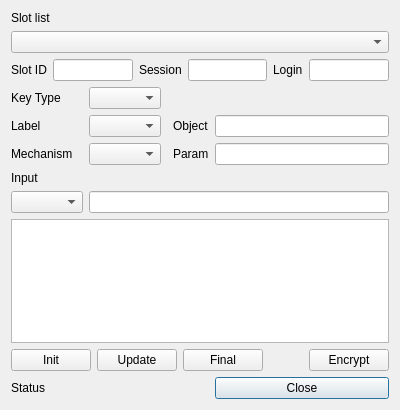
jykim74/CryptokiMan, file CryptokiMan/encrypt_dlg.ui: the form before one commit.
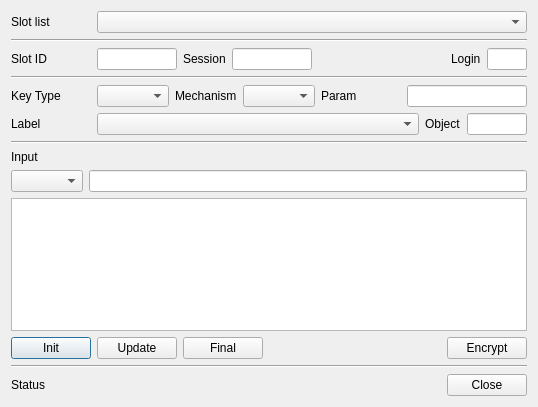
The form after the commit.

The edit to the form file:
```diff
--- a/CryptokiMan/encrypt_dlg.ui
+++ b/CryptokiMan/encrypt_dlg.ui
@@ -6,75 +6,78 @@
    <rect>
     <x>0</x>
     <y>0</y>
-    <width>400</width>
-    <height>410</height>
+    <width>538</width>
+    <height>407</height>
    </rect>
   </property>
   <property name="windowTitle">
    <string>Encrypt</string>
   </property>
-  <layout class="QGridLayout" name="gridLayout">
-   <item row="6" column="0">
-    <widget class="QLabel" name="label_4">
-     <property name="text">
-      <string>Input</string>
+  <layout class="QVBoxLayout" name="verticalLayout">
+   <item>
+    <layout class="QGridLayout" name="gridLayout">
+     <property name="topMargin">
+      <number>0</number>
      </property>
-    </widget>
+     <item row="0" column="1">
+      <widget class="QComboBox" name="mSlotsCombo">
+       <property name="sizePolicy">
+        <sizepolicy hsizetype="Preferred" vsizetype="Fixed">
+         <horstretch>1</horstretch>
+         <verstretch>0</verstretch>
+        </sizepolicy>
+       </property>
+      </widget>
+     </item>
+     <item row="0" column="0">
+      <widget class="QLabel" name="label">
+       <property name="minimumSize">
+        <size>
+         <width>80</width>
+         <height>0</height>
+        </size>
+       </property>
+       <property name="text">
+        <string>Slot list</string>
+       </property>
+      </widget>
+     </item>
+    </layout>
    </item>
-   <item row="0" column="0">
-    <widget class="QLabel" name="label">
-     <property name="text">
-      <string>Slot list</string>
+   <item>
+    <widget class="Line" name="line">
+     <property name="orientation">
+      <enum>Qt::Horizontal</enum>
      </property>
     </widget>
    </item>
-   <item row="3" column="1">
-    <widget class="QComboBox" name="mKeyTypeCombo"/>
-   </item>
-   <item row="4" column="1">
-    <widget class="QComboBox" name="mLabelCombo"/>
-   </item>
-   <item row="1" column="0" colspan="5">
-    <widget class="QComboBox" name="mSlotsCombo"/>
-   </item>
-   <item row="3" column="0">
-    <widget class="QLabel" name="label_2">
-     <property name="text">
-      <string>Key Type</string>
-     </property>
-    </widget>
-   </item>
-   <item row="4" column="4">
-    <widget class="QLineEdit" name="mObjectText"/>
-   </item>
-   <item row="4" column="3">
-    <widget class="QLabel" name="label_6">
-     <property name="text">
-      <string>Object</string>
-     </property>
-    </widget>
-   </item>
-   <item row="4" column="0">
-    <widget class="QLabel" name="label_5">
-     <property name="text">
-      <string>Label</string>
-     </property>
-    </widget>
-   </item>
-   <item row="2" column="0" colspan="5">
+   <item>
     <layout class="QHBoxLayout" name="horizontalLayout">
      <property name="bottomMargin">
       <number>0</number>
      </property>
      <item>
       <widget class="QLabel" name="label_10">
+       <property name="minimumSize">
+        <size>
+         <width>80</width>
+         <height>0</height>
+        </size>
+       </property>
        <property name="text">
         <string>Slot ID</string>
        </property>
       </widget>
      </item>
      <item>
-      <widget class="QLineEdit" name="mSlotIDText"/>
+      <widget class="QLineEdit" name="mSlotIDText">
+       <property name="maximumSize">
+        <size>
+         <width>80</width>
+         <height>16777215</height>
+        </size>
+       </property>
+      </widget>
      </item>
      <item>
       <widget class="QLabel" name="label_9">
@@ -84,7 +87,27 @@
       </widget>
      </item>
      <item>
-      <widget class="QLineEdit" name="mSessionText"/>
+      <widget class="QLineEdit" name="mSessionText">
+       <property name="maximumSize">
+        <size>
+         <width>80</width>
+         <height>16777215</height>
+        </size>
+       </property>
+      </widget>
+     </item>
+     <item>
+      <spacer name="horizontalSpacer_2">
+       <property name="orientation">
+        <enum>Qt::Horizontal</enum>
+       </property>
+       <property name="sizeHint" stdset="0">
+        <size>
+         <width>40</width>
+         <height>20</height>
+        </size>
+       </property>
+      </spacer>
      </item>
      <item>
       <widget class="QLabel" name="label_8">
@@ -94,48 +117,170 @@
       </widget>
      </item>
      <item>
-      <widget class="QLineEdit" name="mLoginText"/>
+      <widget class="QLineEdit" name="mLoginText">
+       <property name="maximumSize">
+        <size>
+         <width>40</width>
+         <height>16777215</height>
+        </size>
+       </property>
+      </widget>
      </item>
     </layout>
    </item>
-   <item row="5" column="3">
-    <widget class="QLabel" name="label_7">
-     <property name="text">
-      <string>Param</string>
+   <item>
+    <widget class="Line" name="line_2">
+     <property name="orientation">
+      <enum>Qt::Horizontal</enum>
      </property>
     </widget>
    </item>
-   <item row="10" column="4">
-    <widget class="QPushButton" name="mCloseBtn">
-     <property name="text">
-      <string>Close</string>
+   <item>
+    <layout class="QGridLayout" name="gridLayout_2">
+     <property name="topMargin">
+      <number>0</number>
      </property>
-    </widget>
+     <item row="0" column="0">
+      <widget class="QLabel" name="label_2">
+       <property name="minimumSize">
+        <size>
+         <width>80</width>
+         <height>0</height>
+        </size>
+       </property>
+       <property name="maximumSize">
+        <size>
+         <width>80</width>
+         <height>16777215</height>
+        </size>
+       </property>
+       <property name="text">
+        <string>Key Type</string>
+       </property>
+      </widget>
+     </item>
+     <item row="0" column="2">
+      <widget class="QLabel" name="label_3">
+       <property name="text">
+        <string>Mechanism</string>
+       </property>
+      </widget>
+     </item>
+     <item row="0" column="3">
+      <widget class="QComboBox" name="mMechCombo"/>
+     </item>
+     <item row="0" column="1">
+      <widget class="QComboBox" name="mKeyTypeCombo"/>
+     </item>
+     <item row="0" column="4">
+      <widget class="QLabel" name="label_7">
+       <property name="minimumSize">
+        <size>
+         <width>80</width>
+         <height>0</height>
+        </size>
+       </property>
+       <property name="text">
+        <string>Param</string>
+       </property>
+      </widget>
+     </item>
+     <item row="0" column="5">
+      <widget class="QLineEdit" name="mParamText"/>
+     </item>
+    </layout>
    </item>
-   <item row="5" column="1">
-    <widget class="QComboBox" name="mMechCombo"/>
+   <item>
+    <layout class="QGridLayout" name="gridLayout_3">
+     <property name="topMargin">
+      <number>0</number>
+     </property>
+     <item row="0" column="2">
+      <widget class="QLabel" name="label_6">
+       <property name="text">
+        <string>Object</string>
+       </property>
+      </widget>
+     </item>
+     <item row="0" column="0">
+      <widget class="QLabel" name="label_5">
+       <property name="minimumSize">
+        <size>
+         <width>80</width>
+         <height>0</height>
+        </size>
+       </property>
+       <property name="maximumSize">
+        <size>
+         <width>80</width>
+         <height>16777215</height>
+        </size>
+       </property>
+       <property name="text">
+        <string>Label</string>
+       </property>
+      </widget>
+     </item>
+     <item row="0" column="1">
+      <widget class="QComboBox" name="mLabelCombo">
+       <property name="sizePolicy">
+        <sizepolicy hsizetype="Preferred" vsizetype="Fixed">
+         <horstretch>1</horstretch>
+         <verstretch>0</verstretch>
+        </sizepolicy>
+       </property>
+      </widget>
+     </item>
+     <item row="0" column="3">
+      <widget class="QLineEdit" name="mObjectText">
+       <property name="maximumSize">
+        <size>
+         <width>60</width>
+         <height>16777215</height>
+        </size>
+       </property>
+      </widget>
+     </item>
+    </layout>
    </item>
-   <item row="5" column="4">
-    <widget class="QLineEdit" name="mParamText"/>
+   <item>
+    <layout class="QGridLayout" name="gridLayout_4">
+     <property name="topMargin">
+      <number>0</number>
+     </property>
+    </layout>
    </item>
-   <item row="5" column="0">
-    <widget class="QLabel" name="label_3">
-     <property name="text">
-      <string>Mechanism</string>
+   <item>
+    <widget class="Line" name="line_3">
+     <property name="orientation">
+      <enum>Qt::Horizontal</enum>
      </property>
     </widget>
    </item>
-   <item row="10" column="0" colspan="4">
-    <widget class="QLabel" name="mStatusLabel">
+   <item>
+    <widget class="QLabel" name="label_4">
      <property name="text">
-      <string>Status</string>
+      <string>Input</string>
      </property>
     </widget>
    </item>
-   <item row="8" column="0" colspan="5">
+   <item>
+    <layout class="QGridLayout" name="gridLayout_5">
+     <property name="topMargin">
+      <number>0</number>
+     </property>
+     <item row="0" column="0">
+      <widget class="QComboBox" name="mInputCombo"/>
+     </item>
+     <item row="0" column="1">
+      <widget class="QLineEdit" name="mInputText"/>
+     </item>
+    </layout>
+   </item>
+   <item>
     <widget class="QPlainTextEdit" name="mOutputText"/>
    </item>
-   <item row="9" column="0" colspan="5">
+   <item>
     <layout class="QHBoxLayout" name="horizontalLayout_2">
      <property name="bottomMargin">
       <number>0</number>
@@ -183,11 +328,46 @@
      </item>
     </layout>
    </item>
-   <item row="7" column="0">
-    <widget class="QComboBox" name="mInputCombo"/>
+   <item>
+    <widget class="Line" name="line_4">
+     <property name="orientation">
+      <enum>Qt::Horizontal</enum>
+     </property>
+    </widget>
    </item>
-   <item row="7" column="1" colspan="4">
-    <widget class="QLineEdit" name="mInputText"/>
+   <item>
+    <layout class="QGridLayout" name="gridLayout_6">
+     <property name="topMargin">
+      <number>0</number>
+     </property>
+     <item row="0" column="0">
+      <widget class="QLabel" name="mStatusLabel">
+       <property name="text">
+        <string>Status</string>
+       </property>
+      </widget>
+     </item>
+     <item row="0" column="2">
+      <widget class="QPushButton" name="mCloseBtn">
+       <property name="text">
+        <string>Close</string>
+       </property>
+      </widget>
+     </item>
+     <item row="0" column="1">
+      <spacer name="horizontalSpacer_4">
+       <property name="orientation">
+        <enum>Qt::Horizontal</enum>
+       </property>
+       <property name="sizeHint" stdset="0">
+        <size>
+         <width>40</width>
+         <height>20</height>
+        </size>
+       </property>
+      </spacer>
+     </item>
+    </layout>
    </item>
   </layout>
  </widget>
```
Left out of the diff: 9 changed lines with no effect on the pictures.
